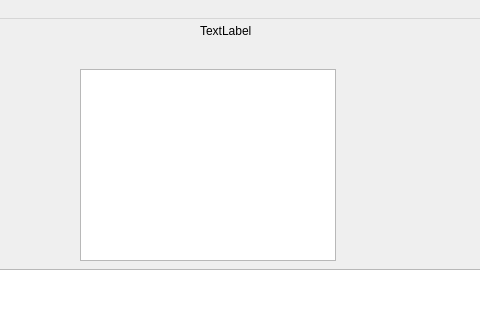
Old version of the form mainwindow.ui in the repository zpreisler/XRDView; both pictures show x 170 to 650 and y 0 to 320 of the 800 by 600 pixel window.
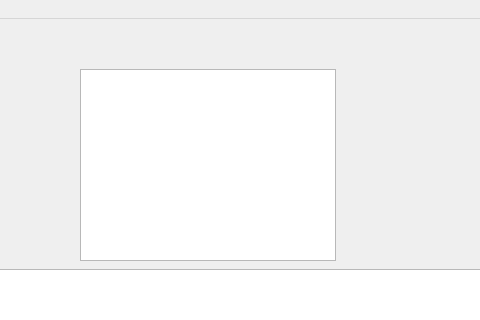
New version of the form. Custom widgets are drawn as their Qt base class.

The edit to the form file:
```diff
--- a/mainwindow.ui
+++ b/mainwindow.ui
@@ -50,7 +50,7 @@
      </rect>
     </property>
     <property name="text">
-     <string>TextLabel</string>
+     <string/>
     </property>
    </widget>
   </widget>
```
Left out of the diff: 2 changed lines with no effect on the pictures.
